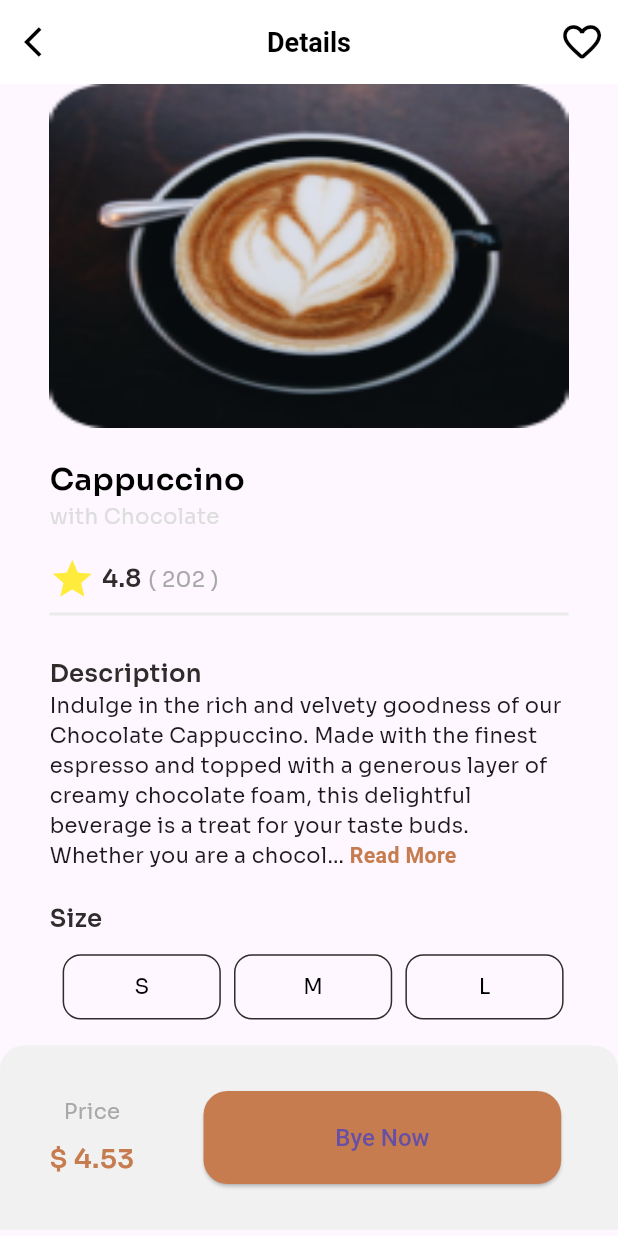
After one commit to KhaledElalfy1/coffee-shop, a Flutter app: the HomeView screen opened directly, after a tap on "4.8", on a phone screen of 412 x 824 dp. The commit adds this screen. Run offline on Flutter 3.47's test engine with Material 3 defaults, Android fonts, the phone set to English and light mode, and no system bars; drawn by our look-alikes of readmore; our stand-ins replace flutter_screenutil, gap.

Commit message:
finish coffee view details

```diff
--- a/lib/coffee_app.dart
+++ b/lib/coffee_app.dart
@@ -18,6 +18,15 @@ class CoffeeApp extends StatelessWidget {
         debugShowCheckedModeBanner: false,
         initialRoute: Routing.onboarding,
         theme: ThemeData(
+          appBarTheme: AppBarTheme(
+            color: Colors.white,
+            elevation: 0,
+            titleTextStyle: AppFonts.semiBold18Black,
+            iconTheme:const IconThemeData(
+              color: Colors.black,
+            ),
+
+          ),
           primaryColor: ColorManger.primaryColor,
           elevatedButtonTheme: ElevatedButtonThemeData(
               style: ButtonStyle(
--- a/lib/core/routs/app_router.dart
+++ b/lib/core/routs/app_router.dart
@@ -1,4 +1,7 @@
+import 'package:coffe_shop/core/models/coffee_model.dart';
 import 'package:coffe_shop/core/routs/routing.dart';
+import 'package:coffe_shop/features/buy_coffee/presentation/view/buy_coffee.dart';
+import 'package:coffe_shop/features/details/presentation/view/details_view.dart';
 import 'package:coffe_shop/features/home/presentation/view/home.dart';
 import 'package:coffe_shop/features/no_route/no_route.dart';
 import 'package:coffe_shop/features/onboarding/presentation/view/onboarding.dart';
@@ -6,6 +9,7 @@ import 'package:flutter/material.dart';
 
 class AppRouter {
   Route generateRoute(RouteSettings settings) {
+    final arguments = settings.arguments;
     switch (settings.name) {
       case Routing.onboarding:
         return MaterialPageRoute(
@@ -15,6 +19,14 @@ class AppRouter {
         return MaterialPageRoute(
           builder: (_) => const HomeView(),
         );
+      case Routing.detailView:
+        return MaterialPageRoute(
+          builder: (_) =>  DetailsView(coffeeModel: arguments as CoffeeModel),
+        );
+      case Routing.buyCoffeeView:
+        return MaterialPageRoute(
+          builder: (_) =>  BuyCoffee(coffeeModel: arguments as CoffeeModel),
+        );
 
         default:
         return MaterialPageRoute(
--- a/lib/core/routs/routing.dart
+++ b/lib/core/routs/routing.dart
@@ -1,4 +1,6 @@
 class Routing {
   static const String onboarding = '/onBoarding';
   static const String homeView = '/homeView';
+  static const String detailView = '/detailView';
+  static const String buyCoffeeView = '/buyCoffeeView';
 }
--- a/lib/core/utils/fonts.dart
+++ b/lib/core/utils/fonts.dart
@@ -1,3 +1,4 @@
+import 'package:coffe_shop/core/utils/app_color.dart';
 import 'package:flutter/material.dart';
 import 'package:flutter_screenutil/flutter_screenutil.dart';
 
@@ -10,6 +11,11 @@ class AppFonts {
   static TextStyle regular14Gray = TextStyle(
     fontSize: 14.sp,
     color: const Color(0xffA9A9A9),
+    fontWeight: FontWeight.normal,
+  );
+  static TextStyle regular14Black = TextStyle(
+    fontSize: 14.sp,
+    color: const Color(0xff000000),
     fontWeight: FontWeight.normal,
   );
 
@@ -39,6 +45,16 @@ class AppFonts {
     color: const Color(0xffFFFFFF),
     fontWeight: FontWeight.w600,
   );
+  static TextStyle semiBold18Black = const TextStyle(
+    fontSize: 18,
+    color:  Color(0xff000000),
+    fontWeight: FontWeight.w600,
+  );
+  static TextStyle semiBold18Brown = const TextStyle(
+    fontSize: 18,
+    color:  ColorManger.primaryColor,
+    fontWeight: FontWeight.w600,
+  );
 
   static TextStyle elevationButtonStyle = const TextStyle(
     fontSize: 16,
@@ -54,6 +70,6 @@ class AppFonts {
   static TextStyle regular12LightBlack = TextStyle(
     fontSize: 12.sp,
     color: const Color(0xff9B9B9B),
-    fontWeight: FontWeight.w600,
+    fontWeight: FontWeight.normal,
   );
 }
--- /dev/null
+++ b/lib/features/buy_coffee/presentation/view/buy_coffee.dart
@@ -0,0 +1,11 @@
+import 'package:coffe_shop/core/models/coffee_model.dart';
+import 'package:flutter/material.dart';
+
+class BuyCoffee extends StatelessWidget {
+  const BuyCoffee({super.key, required this.coffeeModel});
+  final CoffeeModel coffeeModel;
+  @override
+  Widget build(BuildContext context) {
+    return Scaffold();
+  }
+}
--- /dev/null
+++ b/lib/features/details/presentation/view/details_view.dart
@@ -0,0 +1,172 @@
+import 'package:coffe_shop/core/helpers/extentions.dart';
+import 'package:coffe_shop/core/models/coffee_model.dart';
+import 'package:coffe_shop/core/routs/routing.dart';
+import 'package:coffe_shop/core/utils/fonts.dart';
+import 'package:coffe_shop/features/details/presentation/view/widgets/coffee_size_container.dart';
+import 'package:coffe_shop/features/onboarding/presentation/view/widgets/custom_elevation_button.dart';
+import 'package:flutter/material.dart';
+import 'package:flutter_screenutil/flutter_screenutil.dart';
+import 'package:gap/gap.dart';
+import 'package:readmore/readmore.dart';
+
+class DetailsView extends StatelessWidget {
+  const DetailsView({super.key, required this.coffeeModel});
+  final CoffeeModel coffeeModel;
+
+  @override
+  Widget build(BuildContext context) {
+    return Scaffold(
+      appBar: AppBar(
+        leading: IconButton(
+          onPressed: () {
+            context.pop();
+          },
+          icon: const Icon(
+            Icons.arrow_back_ios,
+          ),
+        ),
+        title: const Text('Details'),
+        centerTitle: true,
+        actions: [
+          IconButton(
+            onPressed: () {},
+            icon: Icon(
+              Icons.favorite_border_rounded,
+              size: 30.sp,
+            ),
+          ),
+        ],
+      ),
+      body: ListView(
+        physics: const BouncingScrollPhysics(),
+        children: [
+          Padding(
+            padding: EdgeInsets.symmetric(horizontal: 30.w),
+            child: Column(
+              crossAxisAlignment: CrossAxisAlignment.start,
+              children: [
+                Align(
+                  child: SizedBox(
+                    width: 315.w,
+                    height: 226.h,
+                    child: Image.asset(
+                      coffeeModel.image,
+                      fit: BoxFit.fill,
+                    ),
+                  ),
+                ),
+                Gap(20.h),
+                Text(
+                  coffeeModel.type,
+                  style: AppFonts.semiBold18Black.copyWith(fontSize: 20.sp),
+                ),
+                Text(
+                  coffeeModel.component,
+                  style: AppFonts.regular12LightGray,
+                ),
+                Gap(16.h),
+                Row(
+                  children: [
+                    Icon(
+                      Icons.star,
+                      color: Colors.yellow,
+                      size: 30.sp,
+                    ),
+                    Gap(4.w),
+                    Text(
+                      coffeeModel.rate.toString(),
+                      style: AppFonts.semiBold16Black,
+                    ),
+                    Gap(4.w),
+                    Text(
+                      '( ${coffeeModel.numberOfReviewers} )',
+                      style: AppFonts.regular14Gray,
+                    ),
+                  ],
+                ),
+                const Divider(
+                  color: Color(0xffEAEAEA),
+                  thickness: 2,
+                ),
+                Gap(20.h),
+                Text(
+                  'Description',
+                  style: AppFonts.semiBold16Black,
+                ),
+                ReadMoreText(
+                  coffeeModel.description,
+                  trimLines: 2,
+                  trimCollapsedText: 'Read More',
+                  trimExpandedText: '...Read Less',
+                  moreStyle: AppFonts.semiBold14whit.copyWith(
+                    color: const Color(0xffC67C4E),
+                  ),
+                ),
+                Gap(20.h),
+                Text(
+                  'Size',
+                  style: AppFonts.semiBold16Black,
+                ),
+                Gap(12.h),
+                const Row(
+                  children: [
+                    CoffeeSizeContainer(size: 'S'),
+                    CoffeeSizeContainer(size: 'M'),
+                    CoffeeSizeContainer(size: 'L'),
+                  ],
+                ),
+              ],
+            ),
+          ),
+          Gap(17.h),
+          Container(
+            width: double.infinity,
+            height: 121.h,
+            decoration: const BoxDecoration(
+              color: Color(0xffF1F1F1),
+              borderRadius: BorderRadius.only(
+                topLeft: Radius.circular(
+                  16,
+                ),
+                topRight: Radius.circular(16),
+              ),
+            ),
+            child: Padding(
+              padding: EdgeInsets.symmetric(horizontal: 30.0.w),
+              child: Row(
+                children: [
+                  Column(
+                    mainAxisAlignment: MainAxisAlignment.center,
+                    children: [
+                      Text(
+                        'Price',
+                        style: AppFonts.regular14Gray,
+                      ),
+                      Gap(8.h),
+                      Text(
+                        '\$ ${coffeeModel.price}',
+                        style: AppFonts.semiBold18Brown,
+                      )
+                    ],
+                  ),
+                  Gap(42.w),
+                  SizedBox(
+                    width: 217.w,
+                    child: CustomElevationButton(
+                      radius: 16,
+                      text: 'Bye Now',
+                      onPressed: () {
+                        context.pushNamed(Routing.buyCoffeeView,
+                            argument: coffeeModel);
+                      },
+                    ),
+                  )
+                ],
+              ),
+            ),
+          ),
+        ],
+      ),
+    );
+  }
+}
--- /dev/null
+++ b/lib/features/details/presentation/view/widgets/coffee_size_container.dart
@@ -0,0 +1,31 @@
+import 'package:coffe_shop/core/utils/fonts.dart';
+import 'package:flutter/material.dart';
+import 'package:flutter_screenutil/flutter_screenutil.dart';
+
+class CoffeeSizeContainer extends StatelessWidget {
+  const CoffeeSizeContainer({super.key, required this.size});
+  final String size;
+  @override
+  Widget build(BuildContext context) {
+    return Align(
+      child: Container(
+        margin: EdgeInsets.only(left: 8.w),
+        width: 96.w,
+        height: 43.h,
+        alignment: Alignment.center,
+        decoration: BoxDecoration(
+          color: Colors.transparent,
+          border: Border.all(
+            color: const Color(0xff2F2D2C),
+            width: 1,
+          ),
+          borderRadius: BorderRadius.circular(12),
+        ),
+        child: Text(
+          size,
+          style: AppFonts.regular14Black,
+        ),
+      ),
+    );
+  }
+}
--- a/lib/features/home/presentation/view/home.dart
+++ b/lib/features/home/presentation/view/home.dart
@@ -1,4 +1,6 @@
+import 'package:coffe_shop/core/helpers/extentions.dart';
 import 'package:coffe_shop/core/helpers/lists.dart';
+import 'package:coffe_shop/core/routs/routing.dart';
 
 import 'package:coffe_shop/features/home/presentation/view/widgets/coffee_detail_container.dart';
 import 'package:coffe_shop/features/home/presentation/view/widgets/coffee_type_container.dart';
@@ -38,7 +40,8 @@ class HomeView extends StatelessWidget {
                 scrollDirection: Axis.horizontal,
                 itemCount: CoffeeLists.coffeeTypes.length,
                 itemBuilder: (context, index) {
-                  return CoffeeTypeContainer(coffeeTypes: CoffeeLists.coffeeTypes[index]);
+                  return CoffeeTypeContainer(
+                      coffeeTypes: CoffeeLists.coffeeTypes[index]);
                 },
               ),
             ),
@@ -52,9 +55,14 @@ class HomeView extends StatelessWidget {
                 childAspectRatio: .7,
               ),
               itemBuilder: (context, index) {
-                return CoffeeDetailContainer(
-                  coffeeModel: CoffeeLists.coffee[index],
-                  onPressed: () {},
+                return GestureDetector(
+                  onTap: () {
+                    context.pushNamed(Routing.detailView,argument: CoffeeLists.coffee[index]);
+                  },
+                  child: CoffeeDetailContainer(
+                    coffeeModel: CoffeeLists.coffee[index],
+                    onPressed: () {},
+                  ),
                 );
               },
             ),
--- a/lib/features/onboarding/presentation/view/onboarding.dart
+++ b/lib/features/onboarding/presentation/view/onboarding.dart
@@ -37,7 +37,10 @@ class OnBoarding extends StatelessWidget {
             style: AppFonts.regular14Gray,
           ),
           const Gap(24),
-          CustomElevationButton(onPressed: () {
+          CustomElevationButton(
+            text: 'Get Started',
+            radius: 32,
+            onPressed: () {
             context.pushNamed(Routing.homeView);
           }),
         ],
--- a/lib/features/onboarding/presentation/view/widgets/custom_elevation_button.dart
+++ b/lib/features/onboarding/presentation/view/widgets/custom_elevation_button.dart
@@ -2,9 +2,12 @@ import 'package:flutter/material.dart';
 
 class CustomElevationButton extends StatelessWidget {
   const CustomElevationButton({
-    super.key, this.onPressed,
+    super.key,
+    this.onPressed, required this.text, required this.radius,
   });
   final void Function()? onPressed;
+  final String text;
+  final double radius;
   @override
   Widget build(BuildContext context) {
     return ElevatedButton(
@@ -15,12 +18,12 @@ class CustomElevationButton extends StatelessWidget {
         ),
         shape: MaterialStateProperty.all(
           RoundedRectangleBorder(
-            borderRadius: BorderRadius.circular(32),
+            borderRadius: BorderRadius.circular(radius),
           ),
         ),
       ),
-      child: const Text(
-        'Get Started',
+      child:  Text(
+        text,
       ),
     );
   }
--- a/pubspec.yaml
+++ b/pubspec.yaml
@@ -35,6 +35,7 @@ dependencies:
   flutter_screenutil: ^5.9.0
   gap: ^3.0.1
   gotrue: ^1.12.6
+  readmore: ^2.2.0
 
 dev_dependencies:
   flutter_lints: ^2.0.0
```
Also changed, not shown: pubspec.lock.
